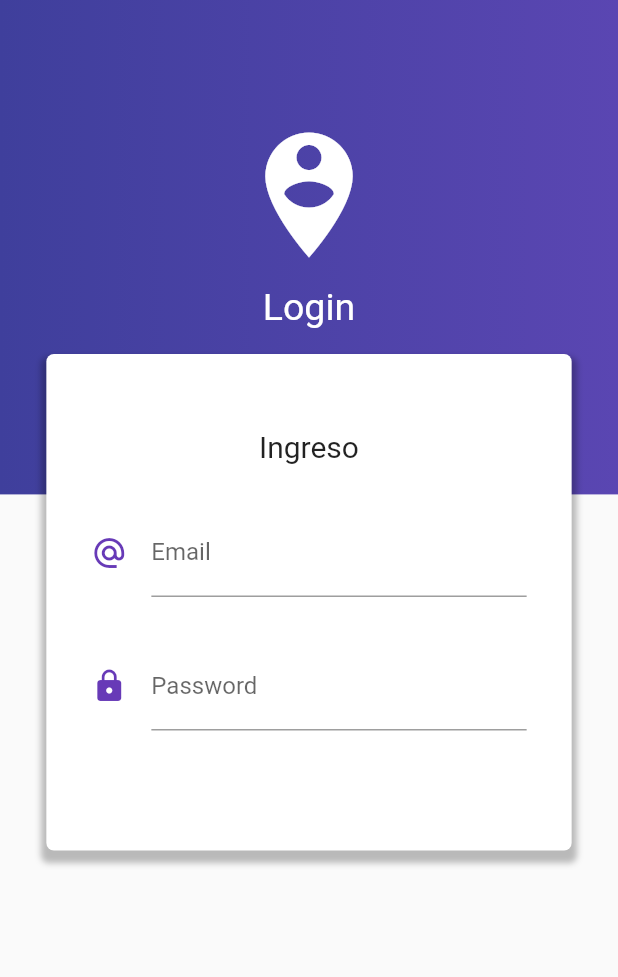
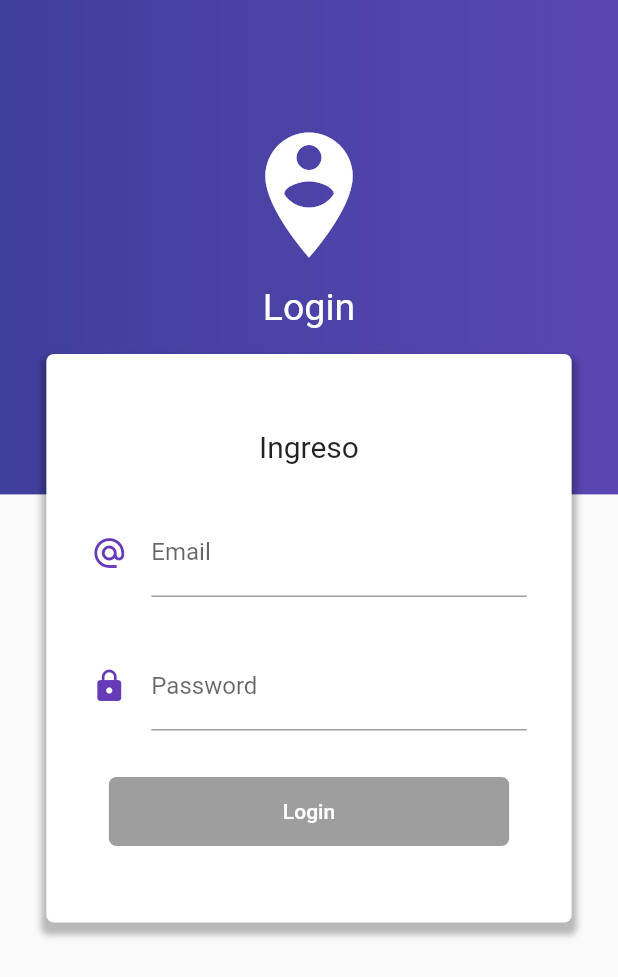
Before and after one commit to palma9/udemy_flutter_course, a Flutter app: the screen it shows after launch, on a phone screen of 412 x 824 dp. Shown: the top 977 px of the screen. Run offline on Flutter 3.47's test engine with Material 2 defaults, Android fonts, the phone set to English and light mode, and no system bars; our stand-ins replace flutter_map, flutter_swiper, latlong, rxdart, shared_preferences, sqflite; missing offline and left inert: qrcode_reader; accounts and stored records are empty.

Commit message:
Login with bloc pattern

```diff
--- a/e7_formvalidation/lib/main.dart
+++ b/e7_formvalidation/lib/main.dart
@@ -1,3 +1,4 @@
+import 'package:e7_formvalidation/src/bloc/provider.dart';
 import 'package:e7_formvalidation/src/pages/home_page.dart';
 import 'package:e7_formvalidation/src/pages/login_page.dart';
 import 'package:flutter/material.dart';
@@ -7,7 +8,9 @@ void main() => runApp(MyApp());
 class MyApp extends StatelessWidget {
   @override
   Widget build(BuildContext context) {
-    return MaterialApp(
+
+    return Provider(
+      child: MaterialApp(
         debugShowCheckedModeBanner: false,
         title: 'Material App',
         initialRoute: 'login',
@@ -15,6 +18,8 @@ class MyApp extends StatelessWidget {
           'login' : (context) => LoginPage(),
           'home'  : (context) => HomePage(),
         },
+        theme: ThemeData(primaryColor: Colors.deepPurple),
+      )
     );
   }
 }
--- /dev/null
+++ b/e7_formvalidation/lib/src/bloc/login_bloc.dart
@@ -0,0 +1,33 @@
+
+
+
+import 'dart:async';
+
+import 'package:e7_formvalidation/src/bloc/validators.dart';
+import 'package:rxdart/rxdart.dart';
+import 'package:rxdart/streams.dart';
+
+class LoginBloc with Validators {
+  final _emailController    = BehaviorSubject<String>();
+  final _passwordController = BehaviorSubject<String>();
+
+  // Recuperar datos del string
+  Stream<String> get emailStream    => _emailController.stream.transform(validateEmail);
+  Stream<String> get passwordStream => _passwordController.stream.transform(validatePassword);
+
+  Stream<bool> get formValidStream => CombineLatestStream.combine2(emailStream, passwordStream, (e, p) => true);
+
+  // Insertar valores al string
+  Function(String) get changeEmail    => _emailController.sink.add;
+  Function(String) get changePassword => _passwordController.sink.add;
+
+  // GET last values
+  String get email    => _emailController.value;
+  String get password => _passwordController.value;
+
+  dispose() {
+    _emailController?.close();
+    _passwordController?.close();
+  }
+
+}
--- /dev/null
+++ b/e7_formvalidation/lib/src/bloc/provider.dart
@@ -0,0 +1,29 @@
+import 'package:flutter/material.dart';
+
+import 'package:e7_formvalidation/src/bloc/login_bloc.dart';
+export 'package:e7_formvalidation/src/bloc/login_bloc.dart';
+
+
+class Provider extends InheritedWidget{
+
+  static Provider _instance;
+
+  factory Provider({Key key, Widget child}) {
+    if (_instance == null) {
+      _instance = new Provider._(key: key, child: child);
+    }
+    return _instance;
+  }
+
+  final loginBloc = LoginBloc();
+
+  Provider._({Key key, Widget child}):
+    super(key:key, child: child);
+
+  @override
+  bool updateShouldNotify(InheritedWidget oldWidget) => true;
+
+  static LoginBloc of (BuildContext context) {
+    return context.dependOnInheritedWidgetOfExactType<Provider>().loginBloc;
+  }
+}
--- a/e7_formvalidation/lib/src/pages/login_page.dart
+++ b/e7_formvalidation/lib/src/pages/login_page.dart
@@ -1,3 +1,4 @@
+import 'package:e7_formvalidation/src/bloc/provider.dart';
 import 'package:flutter/material.dart';
 
 class LoginPage extends StatelessWidget {
@@ -48,6 +49,7 @@ class LoginPage extends StatelessWidget {
 
   Widget _loginForm(BuildContext context) {
 
+    final bloc = Provider.of(context);
     final size = MediaQuery.of(context).size;
 
     return SingleChildScrollView(
@@ -74,10 +76,11 @@ class LoginPage extends StatelessWidget {
               children: <Widget>[
                 Text('Ingreso', style: TextStyle(fontSize: 20)),
                 SizedBox(height: 30),
-                _email(),
+                _email(bloc),
                 SizedBox(height: 30),
-                _password(),
+                _password(bloc),
                 SizedBox(height: 30),
+                _loginBtn(bloc),
               ],
             ),
           ),
@@ -86,7 +89,10 @@ class LoginPage extends StatelessWidget {
     );
   }
 
-  Widget _email() {
+  Widget _email(LoginBloc bloc) {
+    return StreamBuilder(
+      stream: bloc.emailStream,
+      builder: (BuildContext context, AsyncSnapshot snapshot) {
         return Container(
           margin: EdgeInsets.symmetric(horizontal: 30),
           child: TextField(
@@ -94,12 +100,20 @@ class LoginPage extends StatelessWidget {
             decoration: InputDecoration(
               icon: Icon(Icons.alternate_email, color: Colors.deepPurple),
               labelText: 'Email',
+              errorText: snapshot.error,
             ),
+            onChanged: bloc.changeEmail,
           ),
+        );
+      },
     );
   }
 
-  Widget _password() {
+  Widget _password(LoginBloc bloc) {
+
+    return StreamBuilder(
+      stream: bloc.passwordStream,
+      builder: (BuildContext context, AsyncSnapshot snapshot) {
         return Container(
           margin: EdgeInsets.symmetric(horizontal: 30),
           child: TextField(
@@ -107,9 +121,36 @@ class LoginPage extends StatelessWidget {
             decoration: InputDecoration(
               icon: Icon(Icons.lock, color: Colors.deepPurple),
               labelText: 'Password',
+              errorText: snapshot.error,
             ),
+            onChanged: bloc.changePassword,
           ),
         );
       }
+    );
+  }
 
+  Widget _loginBtn(LoginBloc bloc) {
+
+    return StreamBuilder(
+      stream: bloc.formValidStream,
+      builder: (BuildContext context, AsyncSnapshot snapshot) {
+        return RaisedButton(
+          child: Container(
+            padding: EdgeInsets.symmetric(horizontal: 100, vertical: 15),
+            child: Text('Login'),
+          ),
+          shape: RoundedRectangleBorder(borderRadius: BorderRadius.circular(5)),
+          elevation: 0,
+          color: Colors.deepPurple,
+          textColor: Colors.white,
+          onPressed: snapshot.hasData ? () => _login(context, bloc): null,
+        );
+      },
+    );
   }
+
+  _login(BuildContext context, LoginBloc bloc) {
+    Navigator.pushReplacementNamed(context, 'home');
+  }
+}
--- a/e7_formvalidation/pubspec.yaml
+++ b/e7_formvalidation/pubspec.yaml
@@ -19,6 +19,7 @@ environment:
 dependencies:
   flutter:
     sdk: flutter
+  rxdart: ^0.23.1
 
   # The following adds the Cupertino Icons font to your application.
   # Use with the CupertinoIcons class for iOS style icons.
```
Also changed, not shown: e7_formvalidation/lib/src/bloc/validators.dart (added, +35 -0 lines), e7_formvalidation/lib/src/pages/home_page.dart (+10 -1 lines), e7_formvalidation/pubspec.lock, 1 other file. Lines whose indentation alone changed are shown as unchanged.
